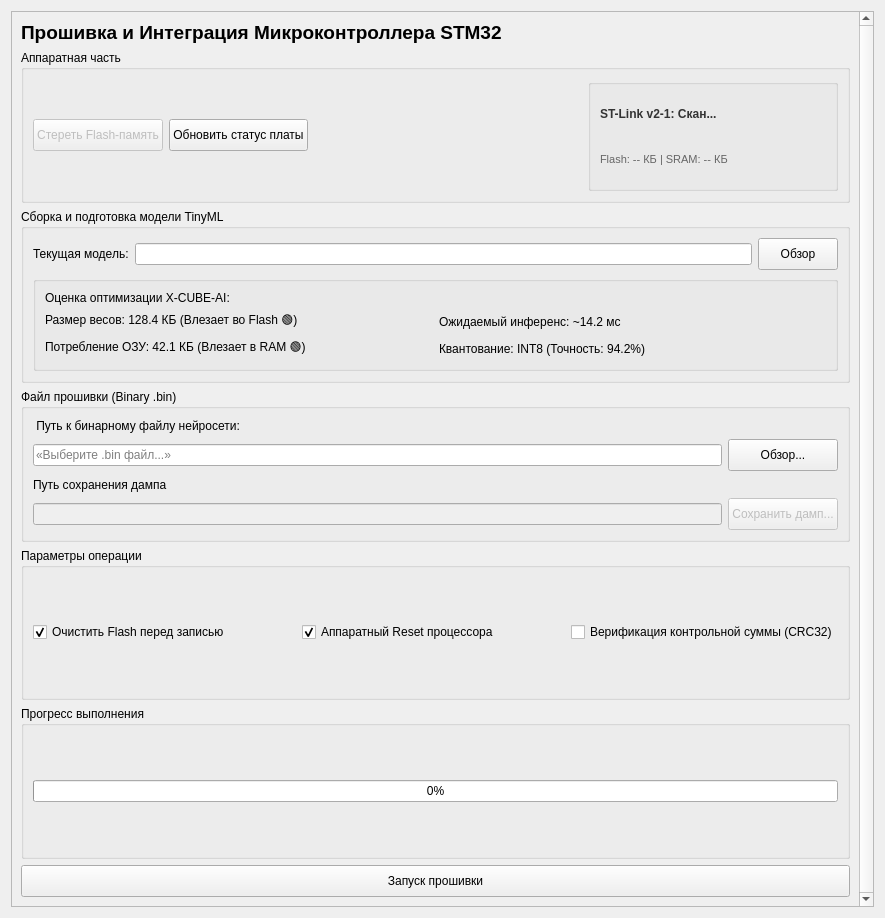
Old version of the form src/prog_stm.ui in the repository Ivanos121/pyTorch-Studio.
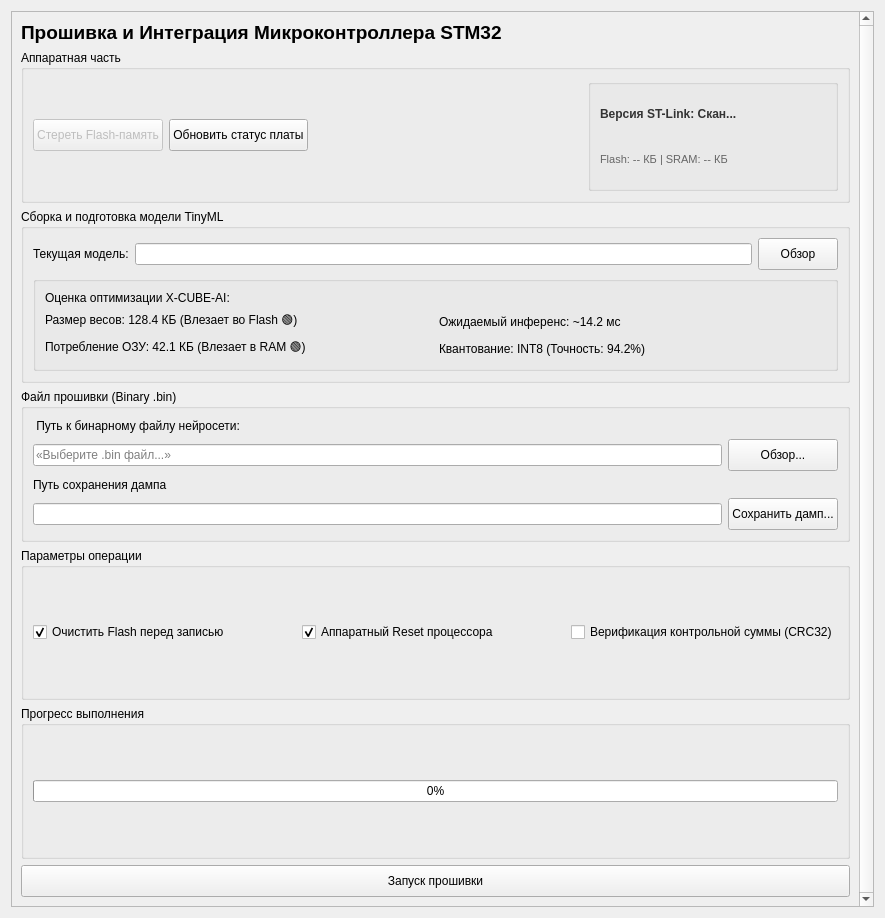
New version of the form.

```diff
--- a/src/prog_stm.ui
+++ b/src/prog_stm.ui
@@ -41,7 +41,7 @@
           <item row="3" column="0">
            <widget class="QLineEdit" name="lineEdit_2">
             <property name="enabled">
-             <bool>false</bool>
+             <bool>true</bool>
             </property>
            </widget>
           </item>
@@ -67,7 +67,7 @@
           <item row="3" column="1">
            <widget class="QPushButton" name="btnReadFlash">
             <property name="enabled">
-             <bool>false</bool>
+             <bool>true</bool>
             </property>
             <property name="minimumSize">
              <size>
@@ -219,7 +219,7 @@
                 <string notr="true">border: none; font-family: 'Monospace'; font-size: 12px; font-weight: bold; color: #333333;</string>
                </property>
                <property name="text">
-                <string>ST-Link v2-1: Скан...</string>
+                <string>Версия ST-Link: Скан...</string>
                </property>
               </widget>
              </item>
```
